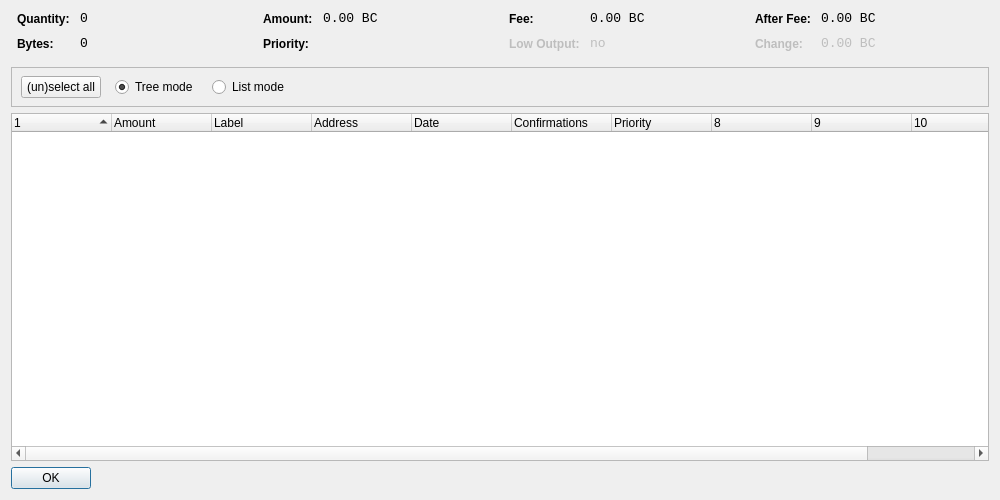
First picture: the form in src/qt/forms/coincontroldialog.ui, repository neutroncoin/neutron, before the edit.
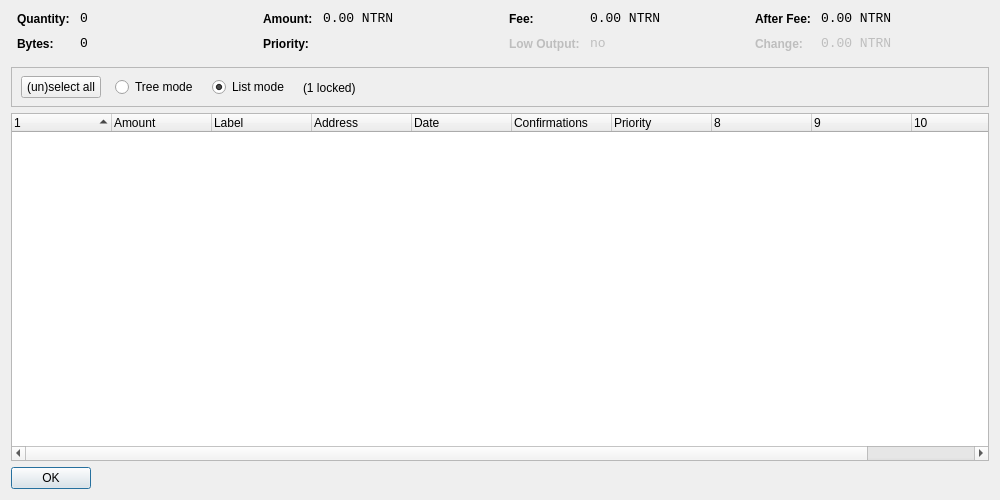
Second picture: the form after the edit. Custom widgets are drawn as their Qt base class.

Commit message:
Fix Lock Unspent
Lock Unspent Update

Diff of the .ui file:
```diff
--- a/src/qt/forms/coincontroldialog.ui
+++ b/src/qt/forms/coincontroldialog.ui
@@ -141,7 +141,7 @@
           <enum>Qt::ActionsContextMenu</enum>
          </property>
          <property name="text">
-          <string notr="true">0.00 BC</string>
+          <string notr="true">0.00 NTRN</string>
          </property>
          <property name="textInteractionFlags">
           <set>Qt::LinksAccessibleByMouse|Qt::TextSelectableByKeyboard|Qt::TextSelectableByMouse</set>
@@ -221,7 +221,7 @@
           <enum>Qt::ActionsContextMenu</enum>
          </property>
          <property name="text">
-          <string notr="true">0.00 BC</string>
+          <string notr="true">0.00 NTRN</string>
          </property>
          <property name="textInteractionFlags">
           <set>Qt::LinksAccessibleByMouse|Qt::TextSelectableByKeyboard|Qt::TextSelectableByMouse</set>
@@ -307,7 +307,7 @@
           <enum>Qt::ActionsContextMenu</enum>
          </property>
          <property name="text">
-          <string notr="true">0.00 BC</string>
+          <string notr="true">0.00 NTRN</string>
          </property>
          <property name="textInteractionFlags">
           <set>Qt::LinksAccessibleByMouse|Qt::TextSelectableByKeyboard|Qt::TextSelectableByMouse</set>
@@ -345,7 +345,7 @@
           <enum>Qt::ActionsContextMenu</enum>
          </property>
          <property name="text">
-          <string notr="true">0.00 BC</string>
+          <string notr="true">0.00 NTRN</string>
          </property>
          <property name="textInteractionFlags">
           <set>Qt::LinksAccessibleByMouse|Qt::TextSelectableByKeyboard|Qt::TextSelectableByMouse</set>
@@ -422,6 +422,16 @@
          </property>
          <property name="text">
           <string>List mode</string>
+         </property>
+         <property name="checked">
+          <bool>true</bool>
+         </property>
+        </widget>
+       </item>
+       <item>
+        <widget class="QLabel" name="labelLocked">
+         <property name="text">
+          <string>(1 locked)</string>
          </property>
         </widget>
        </item>
```
The commit also changes 2 other files.
